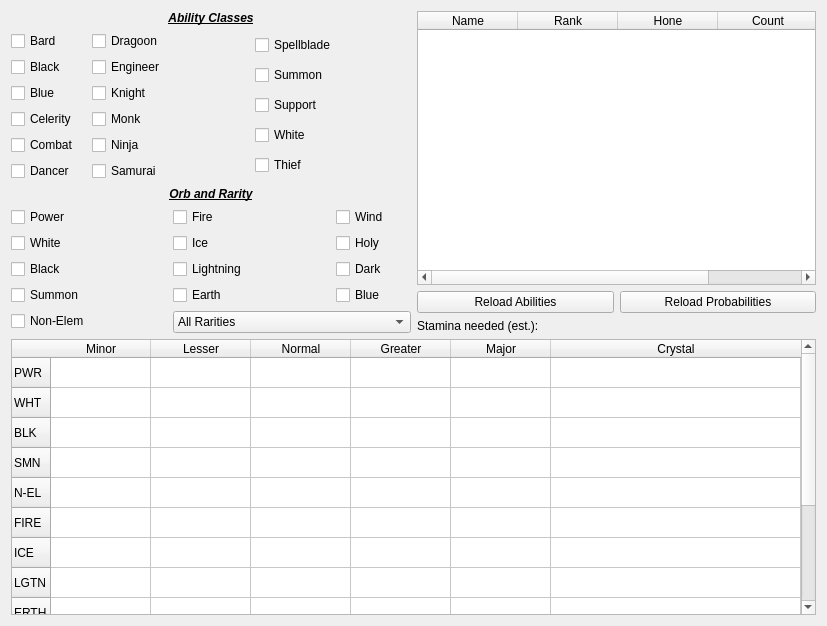
Tibonium/ffrk_abilities, file ffrk_abilities.ui: the form before one commit.
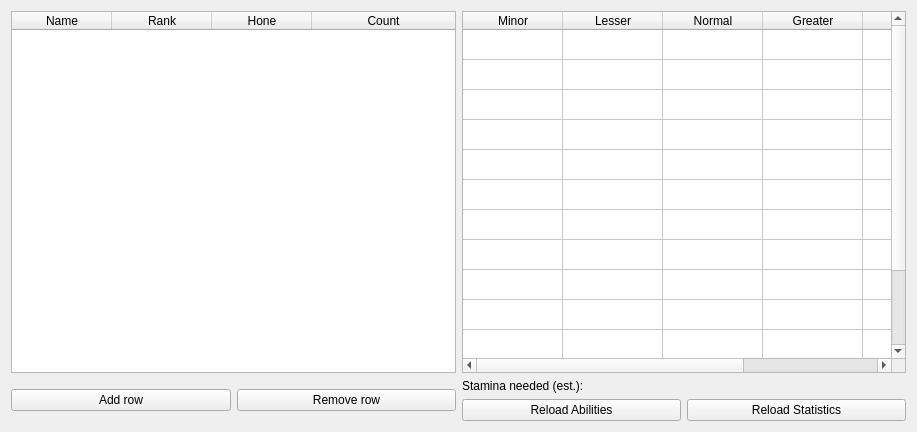
The form after the commit.

Commit message: Remodeled application to now allow inserting many of the same abilities and creator seletor class helper. Fixed error in schema 8. Default rank, hone, count to zero and bound rank, hone between 0 and 5, and count positive only.

Diff of the .ui file:
```diff
--- a/ffrk_abilities.ui
+++ b/ffrk_abilities.ui
@@ -6,390 +6,48 @@
    <rect>
     <x>0</x>
     <y>0</y>
-    <width>827</width>
-    <height>626</height>
+    <width>917</width>
+    <height>432</height>
    </rect>
   </property>
   <property name="windowTitle">
    <string>FFRK Ability Orb Calculator</string>
   </property>
-  <layout class="QVBoxLayout" name="verticalLayout_7">
-   <item>
-    <layout class="QHBoxLayout" name="horizontalLayout">
-     <item>
-      <layout class="QGridLayout" name="gridLayout">
-       <item row="1" column="0">
-        <layout class="QVBoxLayout" name="verticalLayout">
-         <item>
-          <widget class="QCheckBox" name="bard_cb">
-           <property name="text">
-            <string>Bard</string>
-           </property>
-          </widget>
-         </item>
-         <item>
-          <widget class="QCheckBox" name="black_cb">
-           <property name="text">
-            <string>Black</string>
-           </property>
-          </widget>
-         </item>
-         <item>
-          <widget class="QCheckBox" name="blue_cb">
-           <property name="text">
-            <string>Blue</string>
-           </property>
-          </widget>
-         </item>
-         <item>
-          <widget class="QCheckBox" name="celerity_cb">
-           <property name="text">
-            <string>Celerity</string>
-           </property>
-          </widget>
-         </item>
-         <item>
-          <widget class="QCheckBox" name="combat_cb">
-           <property name="text">
-            <string>Combat</string>
-           </property>
-          </widget>
-         </item>
-         <item>
-          <widget class="QCheckBox" name="dance_cb">
-           <property name="text">
-            <string>Dancer</string>
-           </property>
-          </widget>
-         </item>
-        </layout>
-       </item>
-       <item row="1" column="1" colspan="2">
-        <layout class="QVBoxLayout" name="verticalLayout_2">
-         <item>
-          <widget class="QCheckBox" name="dragoon_cb">
-           <property name="text">
-            <string>Dragoon</string>
-           </property>
-          </widget>
-         </item>
-         <item>
-          <widget class="QCheckBox" name="engineer_cb">
-           <property name="text">
-            <string>Engineer</string>
-           </property>
-          </widget>
-         </item>
-         <item>
-          <widget class="QCheckBox" name="knight_cb">
-           <property name="text">
-            <string>Knight</string>
-           </property>
-          </widget>
-         </item>
-         <item>
-          <widget class="QCheckBox" name="monk_cb">
-           <property name="text">
-            <string>Monk</string>
-           </property>
-          </widget>
-         </item>
-         <item>
-          <widget class="QCheckBox" name="ninja_cb">
-           <property name="text">
-            <string>Ninja</string>
-           </property>
-          </widget>
-         </item>
-         <item>
-          <widget class="QCheckBox" name="samurai_cb">
-           <property name="text">
-            <string>Samurai</string>
-           </property>
-          </widget>
-         </item>
-        </layout>
-       </item>
-       <item row="1" column="3" colspan="2">
-        <layout class="QVBoxLayout" name="verticalLayout_6">
-         <item>
-          <widget class="QCheckBox" name="spellblade_cb">
-           <property name="text">
-            <string>Spellblade</string>
-           </property>
-          </widget>
-         </item>
-         <item>
-          <widget class="QCheckBox" name="summon_cb">
-           <property name="text">
-            <string>Summon</string>
-           </property>
-          </widget>
-         </item>
-         <item>
-          <widget class="QCheckBox" name="support_cb">
-           <property name="text">
-            <string>Support</string>
-           </property>
-          </widget>
-         </item>
-         <item>
-          <widget class="QCheckBox" name="white_cb">
-           <property name="text">
-            <string>White</string>
-           </property>
-          </widget>
-         </item>
-         <item>
-          <widget class="QCheckBox" name="theif_cb">
-           <property name="text">
-            <string>Thief</string>
-           </property>
-          </widget>
-         </item>
-        </layout>
-       </item>
-       <item row="3" column="0" rowspan="2" colspan="2">
-        <layout class="QVBoxLayout" name="verticalLayout_3">
-         <property name="sizeConstraint">
-          <enum>QLayout::SetDefaultConstraint</enum>
-         </property>
-         <item>
-          <widget class="QCheckBox" name="power_orb_cb">
-           <property name="text">
-            <string>Power</string>
-           </property>
-          </widget>
-         </item>
-         <item>
-          <widget class="QCheckBox" name="white_orb_cb">
-           <property name="text">
-            <string>White</string>
-           </property>
-          </widget>
-         </item>
-         <item>
-          <widget class="QCheckBox" name="black_orb_cb">
-           <property name="text">
-            <string>Black</string>
-           </property>
-          </widget>
-         </item>
-         <item>
-          <widget class="QCheckBox" name="summon_orb_cb">
-           <property name="text">
-            <string>Summon</string>
-           </property>
-          </widget>
-         </item>
-         <item>
-          <widget class="QCheckBox" name="non_elem_orb_cb">
-           <property name="text">
-            <string>Non-Elem</string>
-           </property>
-          </widget>
-         </item>
-        </layout>
-       </item>
-       <item row="3" column="2" colspan="2">
-        <layout class="QVBoxLayout" name="verticalLayout_4">
-         <item>
-          <widget class="QCheckBox" name="fire_orb_cb">
-           <property name="text">
-            <string>Fire</string>
-           </property>
-          </widget>
-         </item>
-         <item>
-          <widget class="QCheckBox" name="ice_orb_cb">
-           <property name="text">
-            <string>Ice</string>
-           </property>
-          </widget>
-         </item>
-         <item>
-          <widget class="QCheckBox" name="lightning_orb_cb">
-           <property name="text">
-            <string>Lightning</string>
-           </property>
-          </widget>
-         </item>
-         <item>
-          <widget class="QCheckBox" name="earth_orb_cb">
-           <property name="text">
-            <string>Earth</string>
-           </property>
-          </widget>
-         </item>
-        </layout>
-       </item>
-       <item row="3" column="4">
-        <layout class="QVBoxLayout" name="verticalLayout_5">
-         <item>
-          <widget class="QCheckBox" name="wind_orb_cb">
-           <property name="text">
-            <string>Wind</string>
-           </property>
-          </widget>
-         </item>
-         <item>
-          <widget class="QCheckBox" name="holy_orb_cb">
-           <property name="text">
-            <string>Holy</string>
-           </property>
-          </widget>
-         </item>
-         <item>
-          <widget class="QCheckBox" name="dark_orb_cb">
-           <property name="text">
-            <string>Dark</string>
-           </property>
-          </widget>
-         </item>
-         <item>
-          <widget class="QCheckBox" name="blue_orb_cb">
-           <property name="text">
-            <string>Blue</string>
-           </property>
-          </widget>
-         </item>
-        </layout>
-       </item>
-       <item row="4" column="2" colspan="3">
-        <widget class="QComboBox" name="rarity_filter">
-         <item>
-          <property name="text">
-           <string>All Rarities</string>
-          </property>
-         </item>
-         <item>
-          <property name="text">
-           <string>1 Star</string>
-          </property>
-         </item>
-         <item>
-          <property name="text">
-           <string>2 Star</string>
-          </property>
-         </item>
-         <item>
-          <property name="text">
-           <string>3 Star</string>
-          </property>
-         </item>
-         <item>
-          <property name="text">
-           <string>4 Star</string>
-          </property>
-         </item>
-         <item>
-          <property name="text">
-           <string>5 Star</string>
-          </property>
-         </item>
-         <item>
-          <property name="text">
-           <string>6 Star</string>
-          </property>
-         </item>
-        </widget>
-       </item>
-       <item row="2" column="0" colspan="5">
-        <widget class="QLabel" name="label_2">
-         <property name="font">
-          <font>
-           <weight>75</weight>
-           <italic>true</italic>
-           <bold>true</bold>
-           <underline>true</underline>
-          </font>
-         </property>
-         <property name="text">
-          <string>Orb and Rarity</string>
-         </property>
-         <property name="alignment">
-          <set>Qt::AlignCenter</set>
-         </property>
-        </widget>
-       </item>
-       <item row="0" column="0" colspan="5">
-        <widget class="QLabel" name="label">
-         <property name="font">
-          <font>
-           <weight>75</weight>
-           <italic>true</italic>
-           <bold>true</bold>
-           <underline>true</underline>
-          </font>
-         </property>
-         <property name="text">
-          <string>Ability Classes</string>
-         </property>
-         <property name="alignment">
-          <set>Qt::AlignCenter</set>
-         </property>
-        </widget>
-       </item>
-      </layout>
-     </item>
-     <item>
-      <layout class="QGridLayout" name="gridLayout_2">
-       <item row="0" column="0" colspan="2">
-        <widget class="QTableWidget" name="ability_table">
-         <attribute name="horizontalHeaderStretchLastSection">
-          <bool>true</bool>
-         </attribute>
-         <attribute name="verticalHeaderVisible">
-          <bool>false</bool>
-         </attribute>
-         <column>
-          <property name="text">
-           <string>Name</string>
-          </property>
-         </column>
-         <column>
-          <property name="text">
-           <string>Rank</string>
-          </property>
-         </column>
-         <column>
-          <property name="text">
-           <string>Hone</string>
-          </property>
-         </column>
-         <column>
-          <property name="text">
-           <string>Count</string>
-          </property>
-         </column>
-        </widget>
-       </item>
-       <item row="1" column="0">
-        <widget class="QPushButton" name="ability_button">
-         <property name="text">
-          <string>Reload Abilities</string>
-         </property>
-        </widget>
-       </item>
-       <item row="1" column="1">
-        <widget class="QPushButton" name="prob_button">
-         <property name="text">
-          <string>Reload Probabilities</string>
-         </property>
-        </widget>
-       </item>
-       <item row="2" column="0" colspan="2">
-        <widget class="QLabel" name="stamina_cost">
-         <property name="text">
-          <string>Stamina needed (est.):</string>
-         </property>
-        </widget>
-       </item>
-      </layout>
-     </item>
-    </layout>
+  <layout class="QGridLayout" name="gridLayout_2">
+   <item row="0" column="0">
+    <widget class="QTableWidget" name="ability_table">
+     <property name="rowCount">
+      <number>0</number>
+     </property>
+     <attribute name="horizontalHeaderStretchLastSection">
+      <bool>true</bool>
+     </attribute>
+     <attribute name="verticalHeaderVisible">
+      <bool>false</bool>
+     </attribute>
+     <column>
+      <property name="text">
+       <string>Name</string>
+      </property>
+     </column>
+     <column>
+      <property name="text">
+       <string>Rank</string>
+      </property>
+     </column>
+     <column>
+      <property name="text">
+       <string>Hone</string>
+      </property>
+     </column>
+     <column>
+      <property name="text">
+       <string>Count</string>
+      </property>
+     </column>
+    </widget>
    </item>
-   <item>
+   <item row="0" column="1">
     <widget class="QTableWidget" name="orb_table">
      <property name="minimumSize">
       <size>
@@ -407,7 +65,7 @@
       <bool>true</bool>
      </attribute>
      <attribute name="verticalHeaderVisible">
-      <bool>true</bool>
+      <bool>false</bool>
      </attribute>
      <row>
       <property name="text">
@@ -506,6 +164,49 @@
      </column>
     </widget>
    </item>
+   <item row="1" column="0">
+    <layout class="QHBoxLayout" name="horizontalLayout">
+     <item>
+      <widget class="QPushButton" name="addRow_button">
+       <property name="text">
+        <string>Add row</string>
+       </property>
+      </widget>
+     </item>
+     <item>
+      <widget class="QPushButton" name="removeRow_button">
+       <property name="text">
+        <string>Remove row</string>
+       </property>
+      </widget>
+     </item>
+    </layout>
+   </item>
+   <item row="1" column="1">
+    <layout class="QGridLayout" name="gridLayout">
+     <item row="0" column="0" colspan="2">
+      <widget class="QLabel" name="stamina_cost">
+       <property name="text">
+        <string>Stamina needed (est.):</string>
+       </property>
+      </widget>
+     </item>
+     <item row="1" column="0">
+      <widget class="QPushButton" name="ability_button">
+       <property name="text">
+        <string>Reload Abilities</string>
+       </property>
+      </widget>
+     </item>
+     <item row="1" column="1">
+      <widget class="QPushButton" name="prob_button">
+       <property name="text">
+        <string>Reload Statistics</string>
+       </property>
+      </widget>
+     </item>
+    </layout>
+   </item>
   </layout>
   <zorder>knight_cb</zorder>
   <zorder>summon_cb</zorder>
```
Left out of the diff: 32 changed lines with no effect on the pictures. The commit also changes 10 other files.
